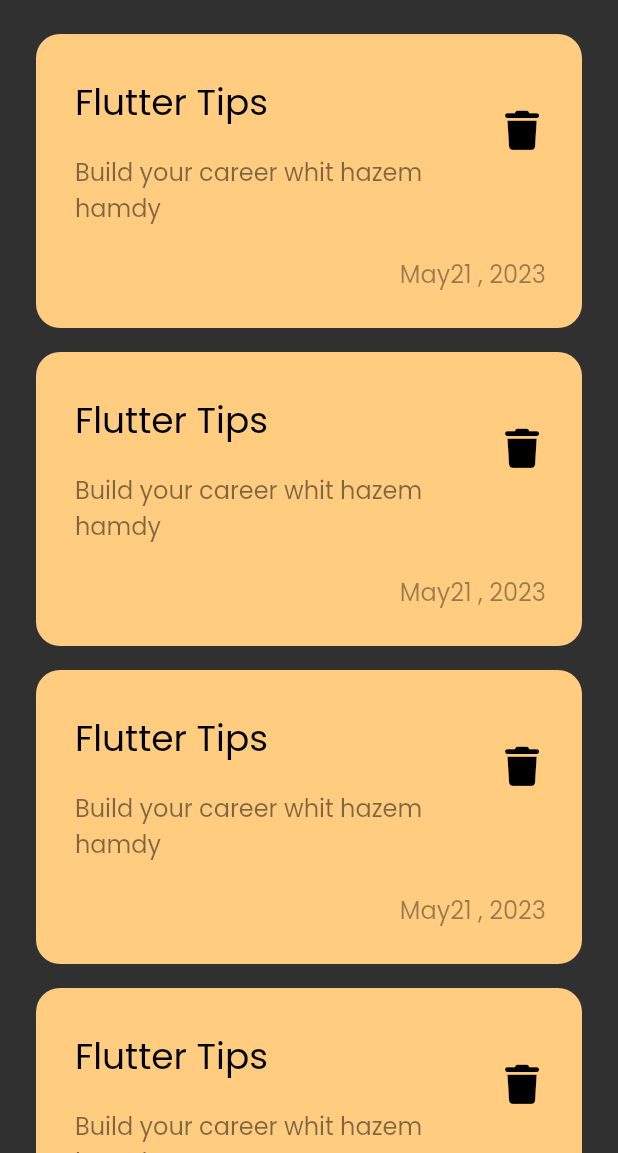
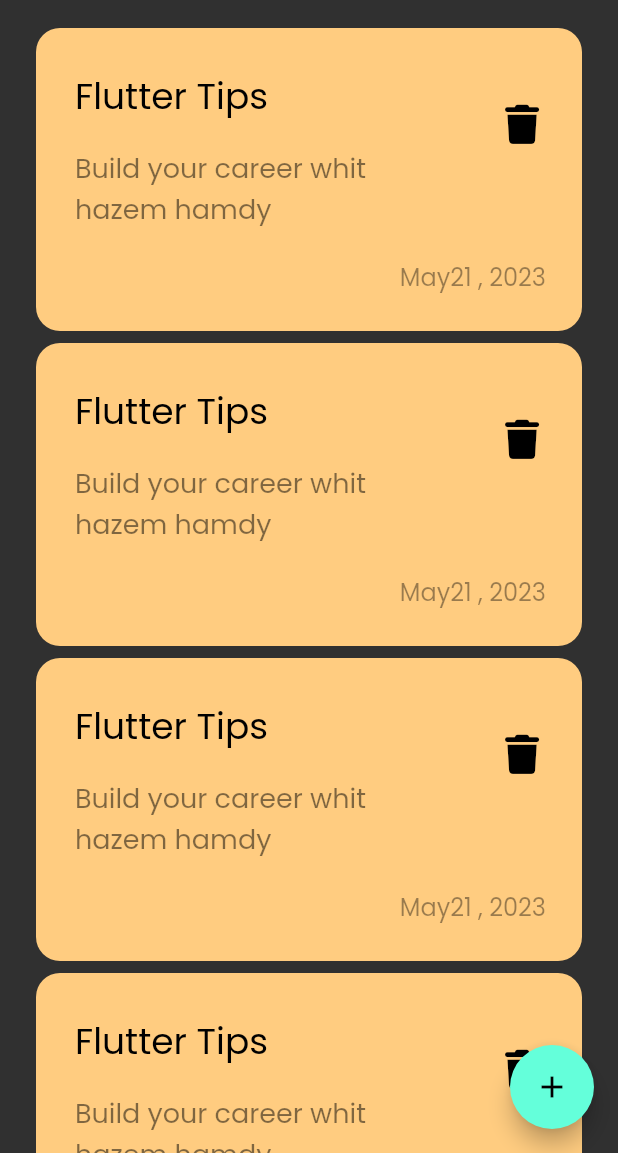
Before and after one commit to HazemHamdy7/note_app_hive, a Flutter app: the screen it shows after launch, on a phone screen of 412 x 824 dp, the part 83-1236 px from its top. Run offline on Flutter 3.47's test engine with Material 2 defaults, Android fonts, the phone set to English and light mode, and no system bars; our stand-ins replace font_awesome_flutter.

Commit message:
Add Floating ActionButton

```diff
--- a/lib/Screens/homePage/Home/notes-app.dart
+++ b/lib/Screens/homePage/Home/notes-view.dart
@@ -6,9 +6,13 @@ class NotesApp extends StatelessWidget {
 
   @override
   Widget build(BuildContext context) {
-    return const SafeArea(
+    return SafeArea(
       child: Scaffold(
-        body: NotesViewBody(),
+        floatingActionButton: FloatingActionButton(
+          onPressed: () {},
+          child: const Icon(Icons.add),
+        ),
+        body: const NotesViewBody(),
       ),
     );
   }
--- a/lib/Screens/homePage/widgets/custom_note_item.dart
+++ b/lib/Screens/homePage/widgets/custom_note_item.dart
@@ -1,8 +1,11 @@
+// ignore_for_file: public_member_api_docs, sort_constructors_first
 import 'package:flutter/material.dart';
 import 'package:font_awesome_flutter/font_awesome_flutter.dart';
 
 class NotesItem extends StatelessWidget {
-  const NotesItem({super.key});
+  const NotesItem({
+    Key? key,
+  }) : super(key: key);
 
   @override
   Widget build(BuildContext context) {
@@ -23,7 +26,7 @@ class NotesItem extends StatelessWidget {
                 padding: const EdgeInsets.only(top: 16, bottom: 16),
                 child: Text('Build your career whit hazem hamdy',
                     style: TextStyle(
-                        color: Colors.black.withOpacity(0.5), fontSize: 16)),
+                        color: Colors.black.withOpacity(0.5), fontSize: 18)),
               ),
               trailing: IconButton(
                   onPressed: () {},
--- a/lib/Screens/homePage/widgets/notes _list_view.dart
+++ b/lib/Screens/homePage/widgets/notes _list_view.dart
@@ -5,6 +5,12 @@ import 'custom_note_item.dart';
 class NotesListView extends StatelessWidget {
   const NotesListView({super.key});
 
+  // final data = const [
+  //   Colors.black12,
+  //   Colors.white12,
+  //   Colors.blue,
+  //   Colors.green,
+  // ];
   @override
   Widget build(BuildContext context) {
     return Expanded(
@@ -12,7 +18,7 @@ class NotesListView extends StatelessWidget {
           itemCount: 4,
           itemBuilder: (context, index) {
             return const Padding(
-              padding: EdgeInsets.symmetric(vertical: 8),
+              padding: EdgeInsets.symmetric(vertical: 4),
               child: NotesItem(),
             );
           }),
--- a/lib/main.dart
+++ b/lib/main.dart
@@ -1,6 +1,6 @@
 import 'package:flutter/material.dart';
 
-import 'Screens/homePage/Home/notes-app.dart';
+import 'Screens/homePage/Home/notes-view.dart';
 
 void main() {
   runApp(const MyApp());
```
